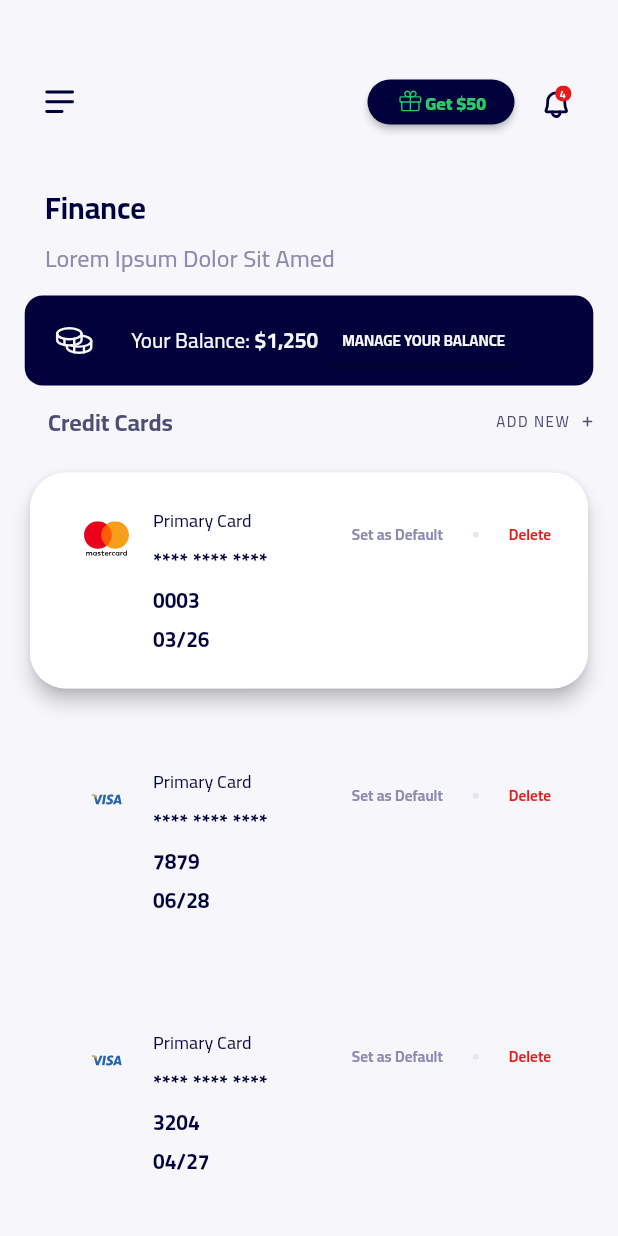
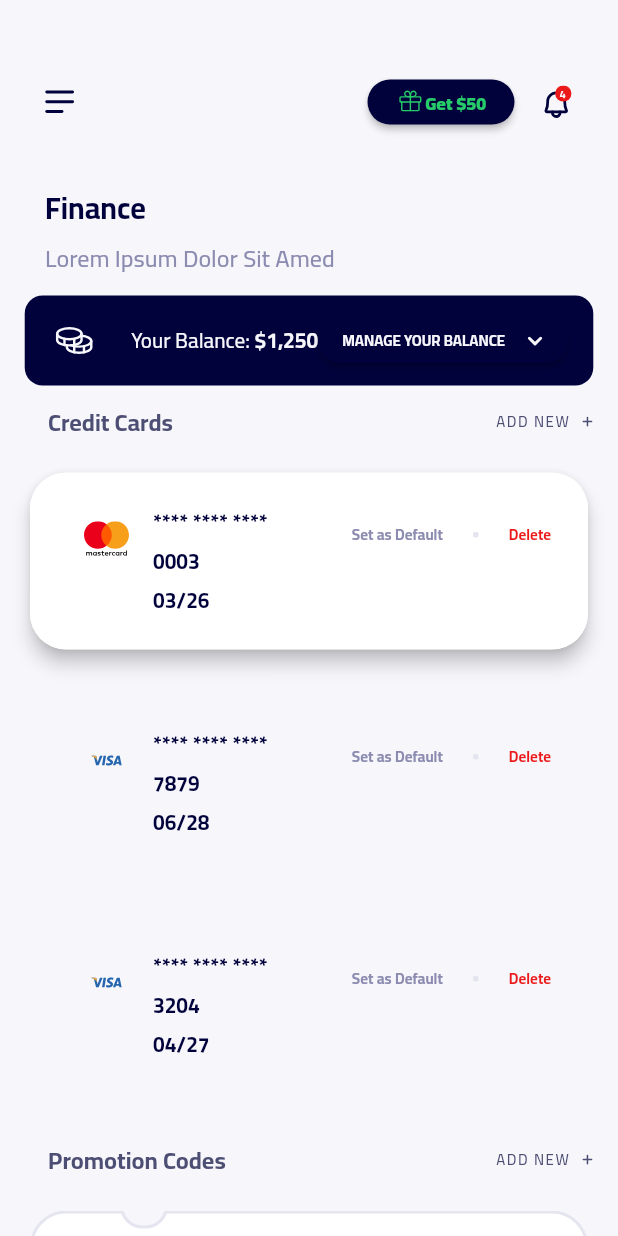
Before and after one commit to ozgun-kara/ruut, a Flutter app: the screen it shows after launch, on a phone screen of 412 x 824 dp. Run offline on Flutter 3.47's test engine with Material 2 defaults, Android fonts, the phone set to English and light mode, and no system bars; our stand-ins replace flutter_svg; statements that could not run were skipped.

Commit message:
Update finance_page.dart

```diff
--- a/lib/pages/finance_page.dart
+++ b/lib/pages/finance_page.dart
@@ -211,6 +211,14 @@ class FinancePage extends StatelessWidget {
                                 ),
                               ),
 
+                              Padding(
+                                padding: const EdgeInsets.fromLTRB(14, 0, 0, 0),
+                                child: SvgPicture.asset(
+                                  'assets/images/CaretDown.svg',
+                                  width: 12,
+                                  height: 12,
+                                ),
+                              ),
 
                             ],
                           ),
@@ -333,19 +341,7 @@ class FinancePage extends StatelessWidget {
                                 title: Column(
                                   crossAxisAlignment: CrossAxisAlignment.start,
                                   children: [
-                                    Padding(
-                                      padding:
-                                          const EdgeInsets.fromLTRB(0, 0, 0, 4),
-                                      child: Text(
-                                        items[index].name ?? '',
-                                        style: TextStyle(
-                                          fontSize: 12,
-                                          fontFamily: "Cairo-VariableFont_wght",
-                                          fontWeight: FontWeight.w500,
-                                          color: Color(0xFF01023C),
-                                        ),
-                                      ),
-                                    ),
+
                                     Text(
                                       items[index].cardNumber ?? '',
                                       style: const TextStyle(
```
